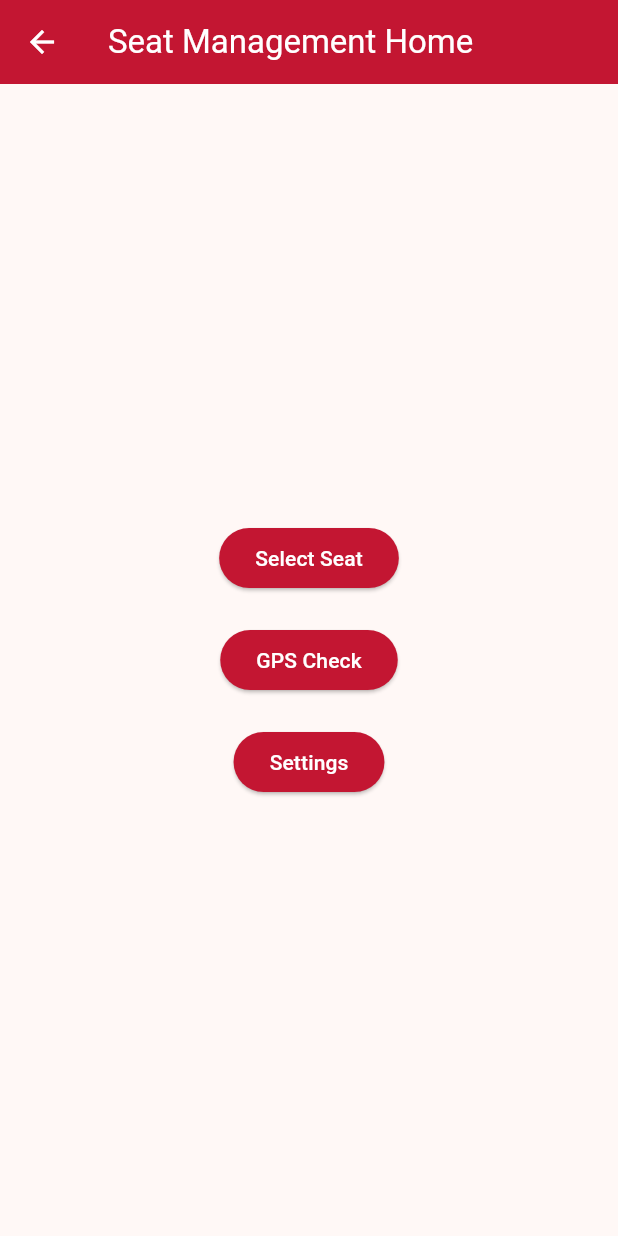
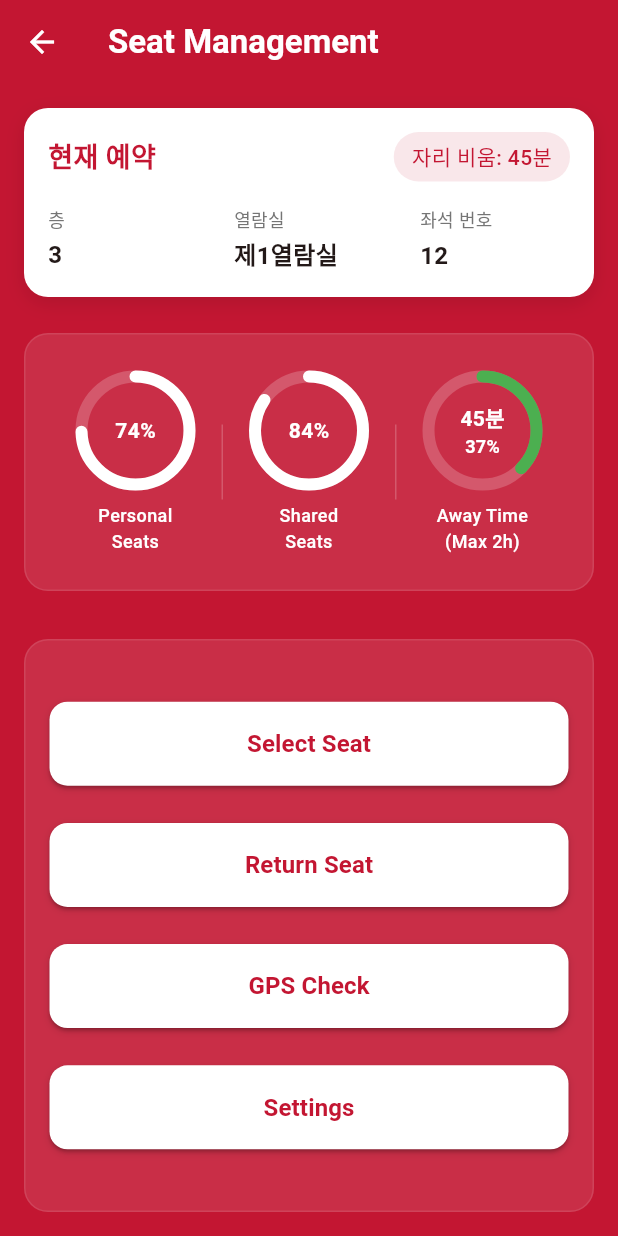
Before and after one commit to kingrangE/academic_festival_2024_2, a Flutter app: the HomeScreen screen opened by its route, on a phone screen of 412 x 824 dp. Run offline on Flutter 3.47's test engine with Material 3 defaults, Android fonts, the phone set to English and light mode, and no system bars; drawn by our look-alikes of percent_indicator; our stand-ins replace geolocator.

Commit message:
Second commit: Update screens, widgets, and main layout

```diff
--- a/seat_management_system/lib/screens/home_screen.dart
+++ b/seat_management_system/lib/screens/home_screen.dart
@@ -1,58 +1,153 @@
+// lib/screens/home_screen.dart
 import 'package:flutter/material.dart';
+import '../widgets/reservation_card.dart';
+import '../widgets/animated_percent_indicator.dart';
+import '../widgets/custom_button.dart';
 
 class HomeScreen extends StatelessWidget {
-  const HomeScreen({super.key}); // 클래스 생성자가 정의되어 있는지 확인
+  const HomeScreen({super.key});
 
   @override
   Widget build(BuildContext context) {
+    final size = MediaQuery.of(context).size;
+    const buttonHeight = 56.0;
+    const Duration currentAwayTime = Duration(minutes: 45);
+    const maxAwayTime = Duration(hours: 2);
+    final awayTimePercent = currentAwayTime.inMinutes / maxAwayTime.inMinutes;
+
     return Scaffold(
       appBar: AppBar(
-        title: const Text('Seat Management Home'),
-          backgroundColor: const Color.fromRGBO(195, 22, 50, 1.0),
+        title: const Text(
+          'Seat Management',
+          style: TextStyle(fontWeight: FontWeight.bold),
+        ),
+        backgroundColor: const Color(0xFFC31632),
         foregroundColor: Colors.white,
+        elevation: 0,
       ),
-      body: Center(
+      backgroundColor: const Color(0xFFC31632),
+      body: Container(
+        decoration: BoxDecoration(
+          gradient: LinearGradient(
+            begin: Alignment.topCenter,
+            end: Alignment.bottomCenter,
+            colors: [
+              const Color(0xFFC31632),
+              const Color(0xFFC31632).withOpacity(0.8),
+            ],
+          ),
+        ),
+        child: SafeArea(
+          child: Padding(
+            padding: const EdgeInsets.symmetric(horizontal: 16.0),
             child: Column(
-          mainAxisAlignment: MainAxisAlignment.center,
               children: [
-            ElevatedButton(
-              onPressed: () {
-                Navigator.pushNamed(context, '/seatSelection');
-              },
-              style: ElevatedButton.styleFrom(
-                backgroundColor: const Color.fromRGBO(195, 22, 50, 1.0),
-                foregroundColor: Colors.white,
-                // 수정된 속성명
+                const SizedBox(height: 16.0),
+                ReservationCard(
+                  hasActiveReservation: true,
+                  floor: '3',
+                  roomName: '제1열람실',
+                  seatNumber: '12',
+                  awayTime: currentAwayTime,
                 ),
-              child: const Text('Select Seat'),
+                const SizedBox(height: 24.0),
+                Container(
+                  padding: const EdgeInsets.symmetric(vertical: 24.0, horizontal: 16.0),
+                  decoration: BoxDecoration(
+                    color: Colors.white.withOpacity(0.1),
+                    borderRadius: BorderRadius.circular(16.0),
+                    border: Border.all(color: Colors.white.withOpacity(0.1)),
                   ),
-            const SizedBox(height: 20),
-            ElevatedButton(
-              onPressed: () {
-                Navigator.pushNamed(context, '/gpsCheck');
-              },
-              style: ElevatedButton.styleFrom(
-                backgroundColor: const Color.fromRGBO(195, 22, 50, 1.0),
-                foregroundColor: Colors.white,
-                // 수정된 속성명
+                  child: Row(
+                    mainAxisAlignment: MainAxisAlignment.spaceEvenly,
+                    children: [
+                      const Expanded(
+                        child: AnimatedPercentIndicator(
+                          label: 'Personal\nSeats',
+                          percent: 0.75,
+                          color: Colors.white,
+                          duration: Duration(seconds: 2),
                         ),
-              child: const Text('GPS Check'),
                       ),
-            const SizedBox(height: 20),
-            ElevatedButton(
-              onPressed: () {
-                Navigator.pushNamed(context, '/settings');
-              },
-              style: ElevatedButton.styleFrom(
-                backgroundColor: const Color.fromRGBO(195, 22, 50, 1.0),
-                foregroundColor: Colors.white,
-                // 수정된 속성명
+                      Container(
+                        height: 50,
+                        width: 1,
+                        color: Colors.white.withOpacity(0.2),
                       ),
-              child: const Text('Settings'),
+                      const Expanded(
+                        child: AnimatedPercentIndicator(
+                          label: 'Shared\nSeats',
+                          percent: 0.85,
+                          color: Colors.white,
+                          duration: Duration(seconds: 2),
+                        ),
+                      ),
+                      Container(
+                        height: 50,
+                        width: 1,
+                        color: Colors.white.withOpacity(0.2),
+                      ),
+                      Expanded(
+                        child: AnimatedPercentIndicator(
+                          label: 'Away Time\n(Max 2h)',
+                          percent: awayTimePercent,
+                          color: Colors.white,
+                          duration: Duration(seconds: 2),
+                        ),
                       ),
                     ],
                   ),
                 ),
+                const SizedBox(height: 32.0),
+                Expanded(
+                  child: Container(
+                    padding: const EdgeInsets.all(16.0),
+                    decoration: BoxDecoration(
+                      color: Colors.white.withOpacity(0.1),
+                      borderRadius: BorderRadius.circular(16.0),
+                      border: Border.all(color: Colors.white.withOpacity(0.1)),
+                    ),
+                    child: Column(
+                      mainAxisAlignment: MainAxisAlignment.spaceEvenly,
+                      children: [
+                        _buildButton(context, 'Select Seat', '/seatSelection', size.width - 64, buttonHeight),
+                        _buildButton(context, 'Return Seat', '/returnSeat', size.width - 64, buttonHeight),
+                        _buildButton(context, 'GPS Check', '/gpsCheck', size.width - 64, buttonHeight),
+                        _buildButton(context, 'Settings', '/settings', size.width - 64, buttonHeight),
+                      ],
+                    ),
+                  ),
+                ),
+                const SizedBox(height: 16.0),
+              ],
+            ),
+          ),
+        ),
+      ),
+    );
+  }
+
+  Widget _buildButton(BuildContext context, String label, String route, double width, double height) {
+    return Container(
+      width: width,
+      height: height,
+      decoration: BoxDecoration(
+        borderRadius: BorderRadius.circular(12.0),
+        boxShadow: [
+          BoxShadow(
+            color: Colors.black.withOpacity(0.1),
+            blurRadius: 4,
+            offset: const Offset(0, 2),
+          ),
+        ],
+      ),
+      child: CustomButton(
+        text: label,
+        onPressed: () => Navigator.pushNamed(context, route),
+        backgroundColor: Colors.white,
+        textColor: const Color(0xFFC31632),
+        borderRadius: 12.0,
+      ),
     );
   }
 }
--- /dev/null
+++ b/seat_management_system/lib/widgets/animated_percent_indicator.dart
@@ -0,0 +1,121 @@
+// lib/widgets/animated_percent_indicator.dart
+import 'package:flutter/material.dart';
+import 'package:percent_indicator/percent_indicator.dart';
+
+class AnimatedPercentIndicator extends StatefulWidget {
+  final String label;
+  final double percent;
+  final Color color;
+  final Duration duration;
+
+  const AnimatedPercentIndicator({
+    Key? key,
+    required this.label,
+    required this.percent,
+    required this.color,
+    required this.duration,
+  }) : super(key: key);
+
+  @override
+  State<AnimatedPercentIndicator> createState() => _AnimatedPercentIndicatorState();
+}
+
+class _AnimatedPercentIndicatorState extends State<AnimatedPercentIndicator>
+    with SingleTickerProviderStateMixin {
+  late AnimationController _controller;
+  late Animation<double> _animation;
+
+  @override
+  void initState() {
+    super.initState();
+    _controller = AnimationController(
+      vsync: this,
+      duration: widget.duration,
+    );
+
+    _animation = Tween<double>(
+      begin: 0.0,
+      end: widget.percent,
+    ).animate(CurvedAnimation(
+      parent: _controller,
+      curve: Curves.easeInOut,
+    ));
+
+    _controller.forward();
+  }
+
+  @override
+  void dispose() {
+    _controller.dispose();
+    super.dispose();
+  }
+
+  Color _getProgressColor(double value) {
+    if (widget.label.contains('Away Time')) {
+      if (value < 0.5) return Colors.green;
+      if (value < 0.75) return Colors.yellow;
+      return Colors.red;
+    }
+    return widget.color;
+  }
+
+  @override
+  Widget build(BuildContext context) {
+    return AnimatedBuilder(
+      animation: _animation,
+      builder: (context, child) {
+        final bool isAwayTime = widget.label.contains('Away Time');
+        final String centerText = isAwayTime
+            ? '${(widget.percent * 120).toInt()}분'
+            : '${(_animation.value * 100).toInt()}%';
+
+        return Column(
+          mainAxisSize: MainAxisSize.min,
+          children: [
+            CircularPercentIndicator(
+              radius: 40.0,
+              lineWidth: 8.0,
+              percent: _animation.value,
+              center: Column(
+                mainAxisSize: MainAxisSize.min,
+                children: [
+                  Text(
+                    centerText,
+                    style: TextStyle(
+                      color: widget.color,
+                      fontWeight: FontWeight.bold,
+                      fontSize: 14.0,
+                    ),
+                  ),
+                  if (isAwayTime)
+                    Text(
+                      '${(_animation.value * 100).toInt()}%',
+                      style: TextStyle(
+                        color: widget.color,
+                        fontWeight: FontWeight.bold,
+                        fontSize: 12.0,
+                      ),
+                    ),
+                ],
+              ),
+              progressColor: _getProgressColor(_animation.value),
+              backgroundColor: widget.color.withOpacity(0.2),
+              animation: false,
+              circularStrokeCap: CircularStrokeCap.round,
+            ),
+            const SizedBox(height: 8.0),
+            Text(
+              widget.label,
+              style: TextStyle(
+                color: widget.color,
+                fontSize: 12.0,
+                fontWeight: FontWeight.w500,
+              ),
+              textAlign: TextAlign.center,
+            ),
+          ],
+        );
+      },
+    );
+  }
+}
--- a/seat_management_system/lib/widgets/custom_button.dart
+++ b/seat_management_system/lib/widgets/custom_button.dart
@@ -3,10 +3,20 @@ import 'package:flutter/material.dart';
 class CustomButton extends StatelessWidget {
   final String text;
   final VoidCallback onPressed;
+  final Color backgroundColor;
+  final Color textColor;
+  final double fontSize;
+  final double borderRadius;
+  final EdgeInsets padding;
 
   const CustomButton({
     required this.text,
     required this.onPressed,
+    this.backgroundColor = const Color(0xFFC31632), // 기본 배경색: 세종대학교 색상
+    this.textColor = Colors.white, // 기본 텍스트 색상: 흰색
+    this.fontSize = 16.0,
+    this.borderRadius = 12.0,
+    this.padding = const EdgeInsets.symmetric(horizontal: 24.0, vertical: 16.0),
     super.key,
   });
 
@@ -15,14 +25,20 @@ class CustomButton extends StatelessWidget {
     return ElevatedButton(
       onPressed: onPressed,
       style: ElevatedButton.styleFrom(
-        backgroundColor: const Color(0xFF990000), // primary 대신 backgroundColor 사용
-        padding: const EdgeInsets.symmetric(horizontal: 24.0, vertical: 12.0),
-        textStyle: const TextStyle(
-          fontSize: 16.0,
+        backgroundColor: backgroundColor, // 배경색 설정
+        padding: padding,
+        shape: RoundedRectangleBorder(
+          borderRadius: BorderRadius.circular(borderRadius), // 둥근 모서리 설정
+        ),
+      ),
+      child: Text(
+        text,
+        style: TextStyle(
+          color: textColor, // 텍스트 색상 설정
+          fontSize: fontSize,
           fontWeight: FontWeight.bold,
         ),
       ),
-      child: Text(text),
     );
   }
 }
--- /dev/null
+++ b/seat_management_system/lib/widgets/reservation_card.dart
@@ -0,0 +1,107 @@
+// lib/widgets/reservation_card.dart
+import 'package:flutter/material.dart';
+
+class ReservationCard extends StatelessWidget {
+  final String floor;
+  final String roomName;
+  final String seatNumber;
+  final Duration awayTime;
+  final bool hasActiveReservation;
+
+  const ReservationCard({
+    super.key,
+    this.floor = '3',
+    this.roomName = '제1열람실',
+    this.seatNumber = '12',
+    this.awayTime = const Duration(minutes: 30),
+    this.hasActiveReservation = true,
+  });
+
+  @override
+  Widget build(BuildContext context) {
+    if (!hasActiveReservation) return const SizedBox.shrink();
+
+    return Container(
+      width: double.infinity,
+      padding: const EdgeInsets.all(16.0),
+      decoration: BoxDecoration(
+        color: Colors.white,
+        borderRadius: BorderRadius.circular(16.0),
+        boxShadow: [
+          BoxShadow(
+            color: Colors.black.withOpacity(0.1),
+            blurRadius: 10,
+            offset: const Offset(0, 4),
+          ),
+        ],
+      ),
+      child: Column(
+        crossAxisAlignment: CrossAxisAlignment.start,
+        children: [
+          Row(
+            mainAxisAlignment: MainAxisAlignment.spaceBetween,
+            children: [
+              const Text(
+                '현재 예약',
+                style: TextStyle(
+                  fontSize: 18,
+                  fontWeight: FontWeight.bold,
+                  color: Color(0xFFC31632),
+                ),
+              ),
+              Container(
+                padding: const EdgeInsets.symmetric(horizontal: 12, vertical: 6),
+                decoration: BoxDecoration(
+                  color: const Color(0xFFC31632).withOpacity(0.1),
+                  borderRadius: BorderRadius.circular(20),
+                ),
+                child: Text(
+                  '자리 비움: ${awayTime.inMinutes}분',
+                  style: const TextStyle(
+                    color: Color(0xFFC31632),
+                    fontWeight: FontWeight.w500,
+                  ),
+                ),
+              ),
+            ],
+          ),
+          const SizedBox(height: 16),
+          Row(
+            children: [
+              _buildInfoColumn('층', floor),
+              const SizedBox(width: 24),
+              _buildInfoColumn('열람실', roomName),
+              const SizedBox(width: 24),
+              _buildInfoColumn('좌석 번호', seatNumber),
+            ],
+          ),
+        ],
+      ),
+    );
+  }
+
+  Widget _buildInfoColumn(String label, String value) {
+    return Expanded(
+      child: Column(
+        crossAxisAlignment: CrossAxisAlignment.start,
+        children: [
+          Text(
+            label,
+            style: TextStyle(
+              color: Colors.grey[600],
+              fontSize: 12,
+            ),
+          ),
+          const SizedBox(height: 4),
+          Text(
+            value,
+            style: const TextStyle(
+              fontSize: 16,
+              fontWeight: FontWeight.bold,
+            ),
+          ),
+        ],
+      ),
+    );
+  }
+}
--- a/seat_management_system/pubspec.yaml
+++ b/seat_management_system/pubspec.yaml
@@ -38,6 +38,7 @@ dependencies:
 
   # 추가
   geolocator: ^9.0.0
+  percent_indicator: ^4.2.2
 
 dev_dependencies:
   flutter_test:
@@ -49,6 +50,7 @@ dev_dependencies:
   # package. See that file for information about deactivating specific lint
   # rules and activating additional ones.
   flutter_lints: ^4.0.0
+  percent_indicator: ^4.2.3
 
 # For information on the generic Dart part of this file, see the
 # following page: https://dart.dev/tools/pub/pubspec
```
Also changed, not shown: seat_management_system/lib/widgets/animated_away_time_indicator.dart (added, +123 -0 lines), seat_management_system/lib/widgets/percent_indicator.dart (added, +48 -0 lines). Lines whose indentation alone changed are shown as unchanged.
